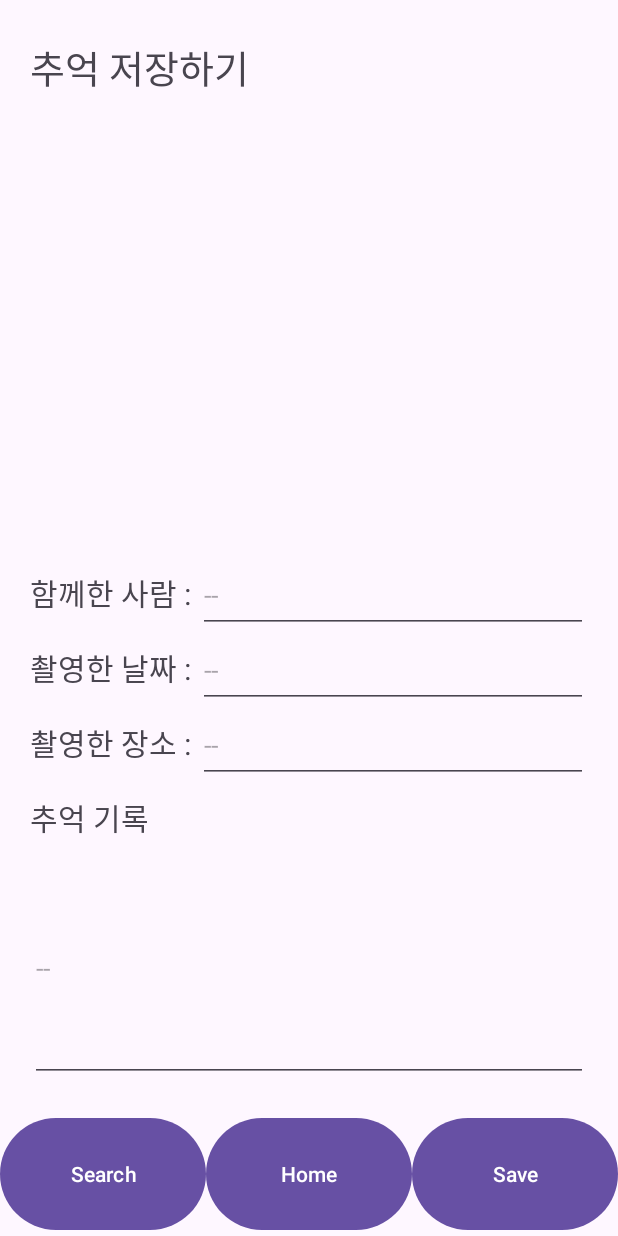
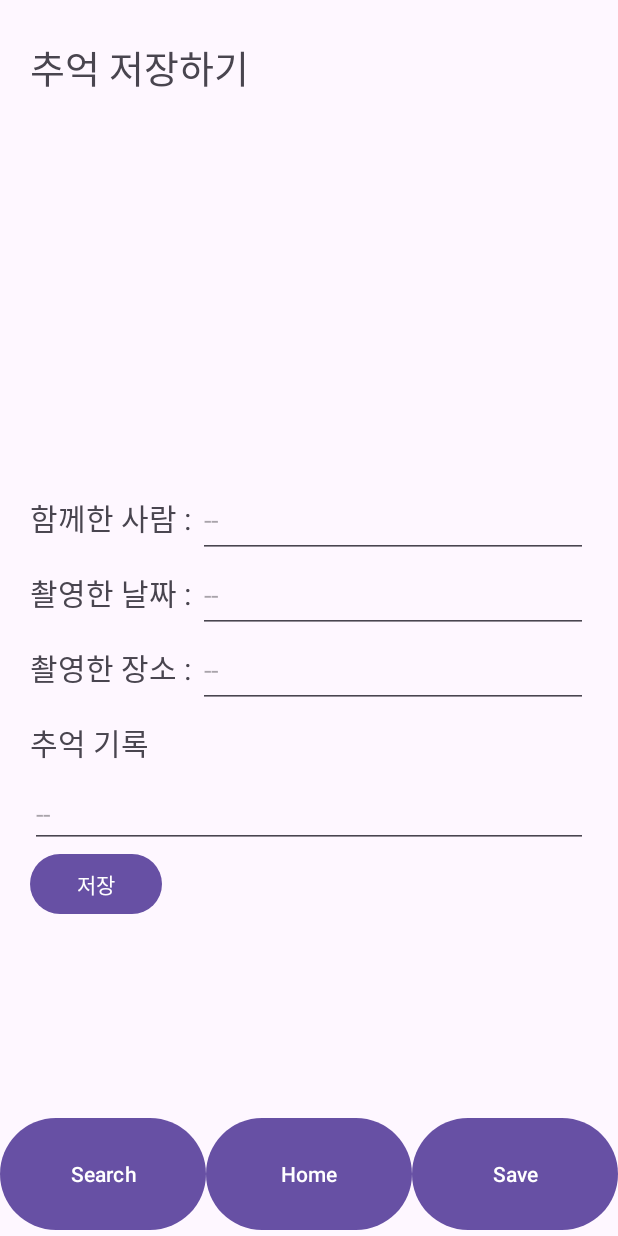
Before and after one commit to vndnc/MC_final_project, an Android app: the fragment SaveFragment placed in its activity, on a phone screen of 412 x 824 dp. Run offline under Robolectric (Android 15) with nearby library versions, the phone set to English and light mode, and no system bars.

```diff
--- a/app/src/main/java/com/example/mc_finalproject/MyElement.kt
+++ b/app/src/main/java/com/example/mc_finalproject/MyElement.kt
@@ -3,4 +3,4 @@ package com.example.mc_finalproject
 import android.graphics.Bitmap
 import java.sql.Blob
 
-class MyElement(val image: ByteArray, val date: String, val name: String, val commend: String)
+class MyElement(val image: ByteArray, val date: String, val place: String, val name: String, val commend: String)
--- a/app/src/main/res/layout/storage.xml
+++ b/app/src/main/res/layout/storage.xml
@@ -14,8 +14,8 @@
 
     <ImageView
         android:id="@+id/insertPhoto"
-        android:layout_width="300dp"
-        android:layout_height="300dp"
+        android:layout_width="250dp"
+        android:layout_height="250dp"
         android:layout_gravity="center" />
 
     <LinearLayout
@@ -84,5 +84,11 @@
         android:inputType="textMultiLine"
         android:hint="--"
         android:layout_width="match_parent"
-        android:layout_height="match_parent"/>
+        android:layout_height="wrap_content"/>
+    <!--저장 버튼 추가-->
+    <Button
+        android:id="@+id/insertbtn"
+        android:layout_width="wrap_content"
+        android:layout_height="wrap_content"
+        android:text="저장"/>
 </LinearLayout>
```
Also changed, not shown: app/src/main/java/com/example/mc_finalproject/MyDatabase.kt (+6 -2 lines).
